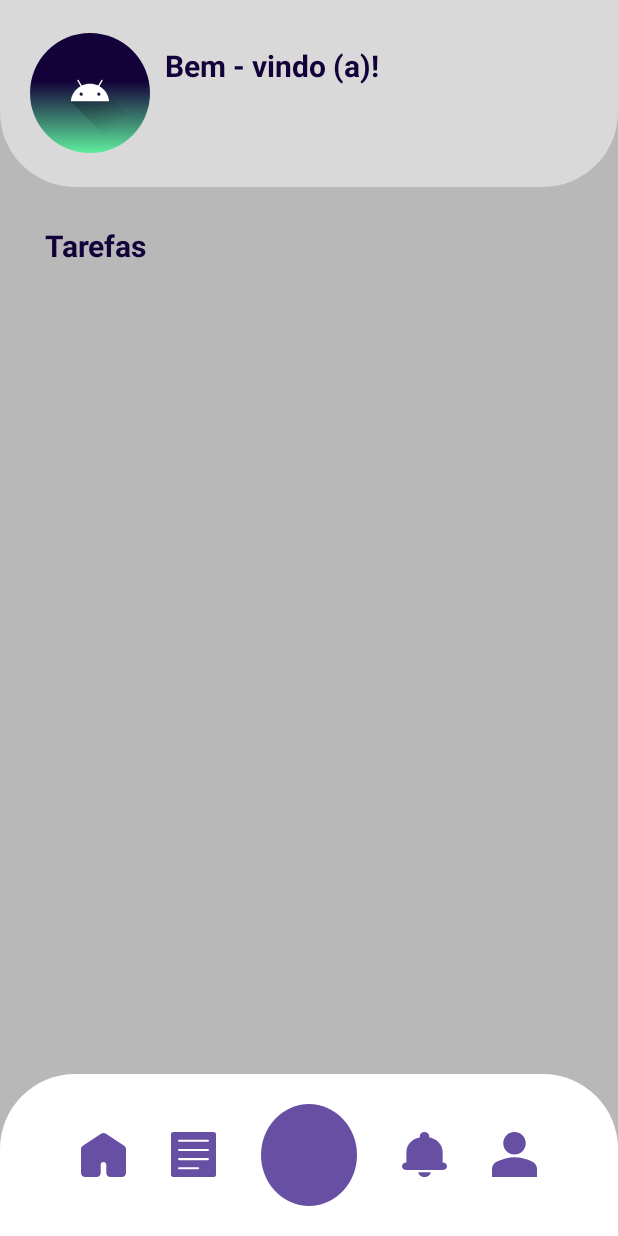
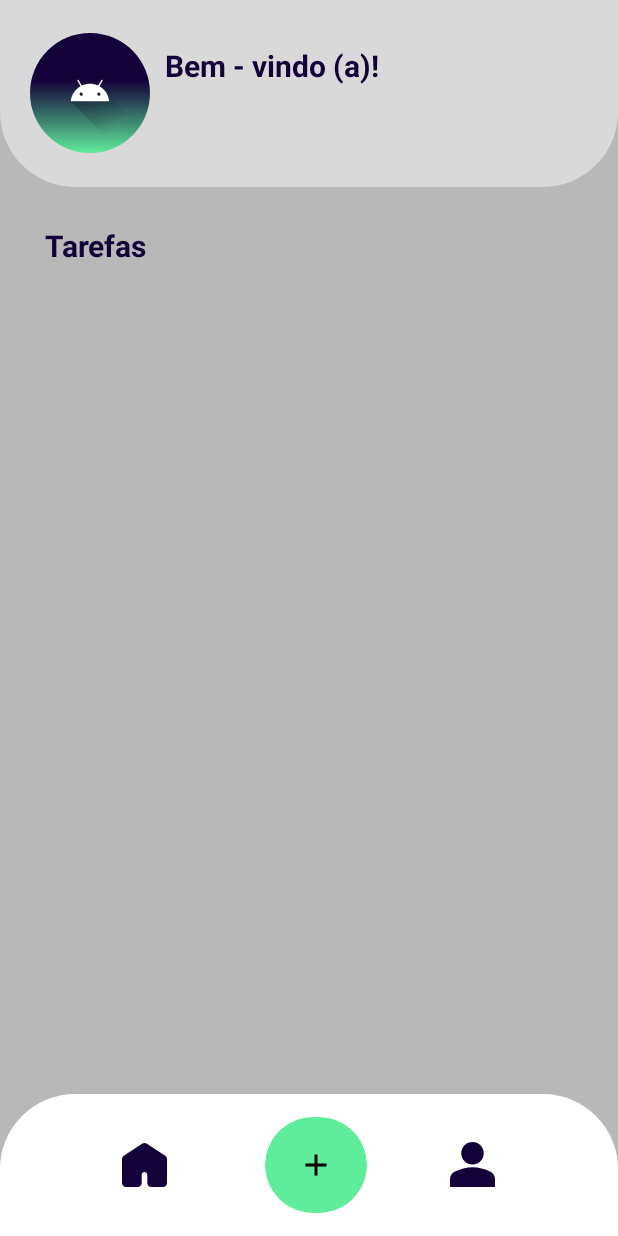
Before and after one commit to DevListApp/DevList, an Android app: the RegisterUser screen opened directly, with no data from a screen before it, after a tap on "Entrar", on a phone screen of 412 x 824 dp. Run offline under Robolectric (Android 15) with nearby library versions, the phone set to English and light mode, and no system bars; our stand-ins replace Firebase (no records; nobody signed in at launch, a user with empty details on screens opened directly).

```diff
--- a/app/src/main/java/com/devlist/app/data/repositories/UserRepository.java
+++ b/app/src/main/java/com/devlist/app/data/repositories/UserRepository.java
@@ -47,6 +47,10 @@ public class UserRepository {
         });
     }
 
+    public void logoutUser(){
+        userFirebaseDataSource.logoutUser();
+    }
+
     public void updateUser(User user) {
         // Lógica para atualizar uma tarefa existente no Firebase
     }
--- a/app/src/main/java/com/devlist/app/data/sources/UserFirebaseDataSource.java
+++ b/app/src/main/java/com/devlist/app/data/sources/UserFirebaseDataSource.java
@@ -68,6 +68,10 @@ public class UserFirebaseDataSource {
             });
     }
 
+    public void logoutUser(){
+        authUser.signOut();
+    }
+
 
 
 }
--- a/app/src/main/java/com/devlist/app/screens/dashboard/Dashboard.java
+++ b/app/src/main/java/com/devlist/app/screens/dashboard/Dashboard.java
@@ -8,6 +8,7 @@ import android.util.Log;
 import android.view.MenuItem;
 import android.view.View;
 import android.widget.Button;
+import android.widget.ImageButton;
 import android.widget.TextView;
 import android.widget.Toast;
 
@@ -20,6 +21,9 @@ import androidx.recyclerview.widget.RecyclerView;
 import com.devlist.app.R;
 import com.devlist.app.auth.LoginUser;
 import com.devlist.app.data.models.Task;
+import com.devlist.app.data.repositories.UserRepository;
+import com.devlist.app.screens.splash_screens.Bem_vindo;
+import com.devlist.app.screens.splash_screens.SplashScreen2;
 import com.devlist.app.screens.task.CreateTask;
 import com.google.android.material.bottomnavigation.BottomNavigationView;
 import com.google.firebase.auth.FirebaseAuth;
@@ -34,11 +38,13 @@ import java.util.List;
 public class Dashboard extends AppCompatActivity {
     TextView userName;
     BottomNavigationView menu_bottom;
-    Button homePageBtn, analizePageBtn, btnAddTarefa;
+    ImageButton btnHomePage, profile, btnAddTarefa;
     private List<Task> taskList;
     private  TaskAdapter taskAdapter;
     private FirebaseFirestore firebaseFirestore;
     private FirebaseAuth userAuth;
+
+    private UserRepository userRepository;
 
 
     @Override
@@ -47,6 +53,7 @@ public class Dashboard extends AppCompatActivity {
         setContentView(R.layout.activity_dashboard);
 
         userName = findViewById(R.id.userName);
+        userRepository = new UserRepository();
 
 //        menu_bottom.setItemIconTintList(null);
 //        menu_bottom.setItemBackground(null);
@@ -108,9 +115,9 @@ public class Dashboard extends AppCompatActivity {
 //                return false;
 //            }
 //        });
-        homePageBtn  = findViewById(R.id.homePageBtn);
-        analizePageBtn = findViewById(R.id.analizePageBtn);
+        btnHomePage  = findViewById(R.id.homePageBtn);
         btnAddTarefa = findViewById(R.id.btnAddTarefa);
+        profile = findViewById(R.id.btnProfile);
 
 
         btnAddTarefa.setOnClickListener(new View.OnClickListener() {
@@ -121,6 +128,17 @@ public class Dashboard extends AppCompatActivity {
                 finish();
             }
         });
+
+        btnHomePage.setOnClickListener(new View.OnClickListener() {
+            @Override
+            public void onClick(View v) {
+                userRepository.logoutUser();
+                Intent intent = new Intent(getApplicationContext(), SplashScreen2.class);
+                startActivity(intent);
+                finish();
+            }
+        });
+
     }
 
 
--- a/app/src/main/res/layout/activity_dashboard.xml
+++ b/app/src/main/res/layout/activity_dashboard.xml
@@ -87,20 +87,18 @@
         android:orientation="horizontal"
         android:gravity="center">
 
-        <Button
+        <ImageButton
             android:id="@+id/homePageBtn"
             android:layout_width="30dp"
             android:layout_height="30dp"
             android:layout_margin="10dp"
             android:background="@drawable/icon_home"
-            android:backgroundTint="@color/transparent"
-            android:textColor="@color/transparent"
-            android:text="." />
+            android:text="" />
         <Space
             android:layout_width="10dp"
             android:layout_height="1dp"/>
 
-        <Button
+        <!--<Button
             android:id="@+id/analizePageBtn"
             android:layout_width="30dp"
             android:layout_height="30dp"
@@ -109,27 +107,29 @@
             android:background="@drawable/icons_list"
             android:backgroundTint="@color/transparent"
             android:textColor="@color/transparent"
-            android:text="." />
+            android:text="." />-->
         <Space
-            android:layout_width="10dp"
+            android:layout_width="40dp"
             android:layout_height="1dp"/>
 
-        <Button
-            android:layout_width="64dp"
-            android:layout_height="68dp"
-            android:layout_margin="10dp"
-            android:layout_marginStart="10dp"
-            android:layout_marginTop="10dp"
-            android:layout_marginEnd="10dp"
-            android:layout_marginBottom="10dp"
-            android:width="100dp"
-            android:text="."
-            android:background="@drawable/icon_add"
-            android:backgroundTint="@color/transparent"
-            android:drawablePadding="5dp"
-            android:textColor="@color/transparent"
-            android:id="@+id/btnAddTarefa"/>
-        <Space
+        <androidx.cardview.widget.CardView
+            android:layout_width="wrap_content"
+            android:layout_height="wrap_content"
+            android:backgroundTint="@color/green"
+            app:cardCornerRadius="60dp"
+            android:layout_margin="5dp"
+            app:cardElevation="0dp">
+            <ImageButton
+                android:id="@+id/btnAddTarefa"
+                android:src="@drawable/ic_add_24"
+                android:layout_height="match_parent"
+                android:layout_width="match_parent"
+                android:layout_margin="10dp"
+                android:backgroundTint="@color/green"
+                />
+        </androidx.cardview.widget.CardView>
+
+        <!--<Space
             android:layout_width="10dp"
             android:layout_height="1dp"/>
 
@@ -141,20 +141,19 @@
             android:background="@drawable/icon_notification"
             android:backgroundTint="@color/transparent"
             android:textColor="@color/transparent"
-            android:text="." />
+            android:text="." /> -->
         <Space
-            android:layout_width="10dp"
+            android:layout_width="40dp"
             android:layout_height="1dp"/>
 
-        <Button
+        <ImageButton
+            android:id="@+id/btnProfile"
             android:layout_width="30dp"
             android:layout_height="30dp"
             android:layout_margin="10dp"
             android:height="10dp"
             android:background="@drawable/icon_user"
-            android:backgroundTint="@color/transparent"
-            android:textColor="@color/transparent"
-            android:text="." />
+            android:backgroundTint="@color/purple" />
 
 
     </LinearLayout>
--- a/app/src/main/res/layout/text_row_item.xml
+++ b/app/src/main/res/layout/text_row_item.xml
@@ -12,6 +12,7 @@
         android:layout_height="80dp"
         android:backgroundTint="@color/white"
         app:cardCornerRadius="20dp"
+        app:cardElevation="0dp"
         tools:ignore="MissingConstraints">
         <LinearLayout
             android:layout_width="match_parent"
```
